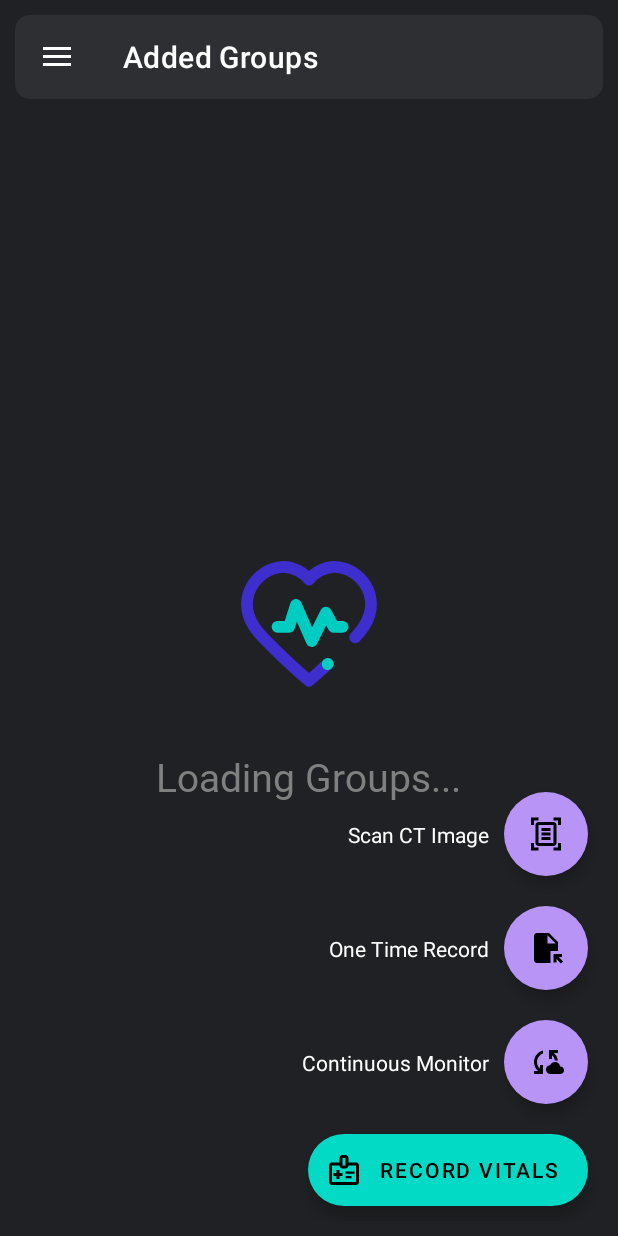
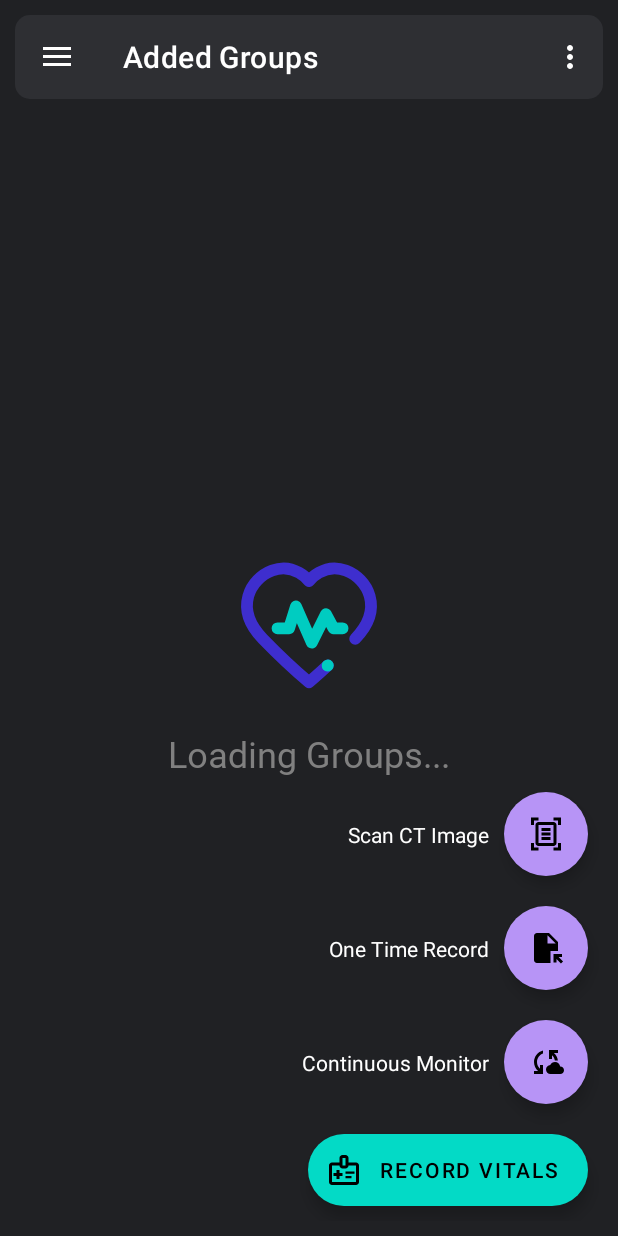
Before and after one commit to AnuragGorkar/CoviCareApp, an Android app: the screen it shows after launch once a user with an empty profile is signed in (MainActivity), after a tap on an icon or button, on a phone screen of 412 x 824 dp. Run offline under Robolectric (Android 15) with nearby library versions, the phone set to English and light mode, and no system bars; our stand-ins replace Firebase (no records; nobody signed in at launch, a user with empty details on screens opened directly), navigation-ui; libraries missing offline, so code that uses them is left out: com.karumi.dexter; 2 other taps on this screen came first.

```diff
--- a/app/src/main/java/com/example/covicareapp/ui/activities/MainActivity.java
+++ b/app/src/main/java/com/example/covicareapp/ui/activities/MainActivity.java
@@ -2,6 +2,8 @@ package com.example.covicareapp.ui.activities;
 
 import android.content.Intent;
 import android.os.Bundle;
+import android.view.Menu;
+import android.view.MenuInflater;
 import android.view.MenuItem;
 import android.view.View;
 import android.widget.TextView;
@@ -62,6 +64,7 @@ public class MainActivity extends AppCompatActivity implements NavigationView.On
         //      UI Hooks
         toolbar = findViewById(R.id.toolbar);
         toolbar.setNavigationIconTint(getColor(R.color.teal_200));
+
         drawerLayout = findViewById(R.id.drawer_layout);
         navigationView = findViewById(R.id.nav_view);
         loadingAnimation = findViewById(R.id.loading_lottie);
@@ -144,6 +147,18 @@ public class MainActivity extends AppCompatActivity implements NavigationView.On
         return true;
     }
 
+    @Override
+    public boolean onCreateOptionsMenu(Menu menu) {
+        MenuInflater inflater = getMenuInflater();
+        inflater.inflate(R.menu.options_app_bar, menu);
+        return true;
+    }
+
+    @Override
+    public boolean onOptionsItemSelected(@NonNull MenuItem item) {
+        return super.onOptionsItemSelected(item);
+    }
+
     private void showFragments(Fragment fragment) {
         FragmentManager fragmentManager = getSupportFragmentManager();
 
--- a/app/src/main/java/com/example/covicareapp/ui/activities/auth/ReenterDataActivity.java
+++ b/app/src/main/java/com/example/covicareapp/ui/activities/auth/ReenterDataActivity.java
@@ -1,6 +1,4 @@
 package com.example.covicareapp.ui.activities.auth;
-
-import androidx.appcompat.app.AppCompatActivity;
 
 import android.content.Intent;
 import android.os.Bundle;
@@ -9,6 +7,8 @@ import android.widget.DatePicker;
 import android.widget.ProgressBar;
 import android.widget.RadioButton;
 import android.widget.RadioGroup;
+
+import androidx.appcompat.app.AppCompatActivity;
 
 import com.example.covicareapp.R;
 import com.google.android.material.button.MaterialButton;
--- a/app/src/main/res/drawable/ic_outline_qr_code_24.xml
+++ b/app/src/main/res/drawable/ic_outline_qr_code_24.xml
@@ -2,7 +2,7 @@
     android:width="24dp"
     android:height="24dp"
     android:autoMirrored="true"
-    android:tint="#FFFFFF"
+    android:tint="@color/purple_200"
     android:viewportWidth="24"
     android:viewportHeight="24">
     <path
--- a/app/src/main/res/layout/app_bar_main.xml
+++ b/app/src/main/res/layout/app_bar_main.xml
@@ -31,7 +31,7 @@
             <com.airbnb.lottie.LottieAnimationView
                 android:id="@+id/loading_lottie"
                 android:layout_width="125dp"
-                android:layout_height="155dp"
+                android:layout_height="125dp"
                 android:layout_gravity="center"
                 app:lottie_autoPlay="true"
                 app:lottie_loop="true"
@@ -47,7 +47,7 @@
                 android:fontFamily="@font/roboto"
                 android:text="Loading Groups..."
                 android:textColor="@color/white_800"
-                android:textSize="26sp" />
+                android:textSize="24sp" />
 
         </LinearLayout>
 
--- /dev/null
+++ b/app/src/main/res/menu/options_app_bar.xml
@@ -0,0 +1,26 @@
+<?xml version="1.0" encoding="utf-8"?>
+<menu xmlns:android="http://schemas.android.com/apk/res/android"
+    xmlns:app="http://schemas.android.com/apk/res-auto">
+
+    <item
+        android:id="@+id/share_vitals_by_qr"
+        android:icon="@drawable/ic_outline_qr_code_24"
+        android:orderInCategory="100"
+        android:title="Share vitals by QR"
+        app:showAsAction="never" />
+    <item
+        android:id="@+id/share_info_by_qr"
+        android:icon="@drawable/ic_outline_qr_code_24"
+        android:orderInCategory="100"
+        android:title="Share info by QR"
+        app:showAsAction="never" />
+
+    <item
+        android:id="@+id/add_new_user"
+        android:icon="@drawable/ic_outline_person_add_24"
+        android:orderInCategory="100"
+        android:title="Add new user"
+        app:showAsAction="never" />
+
+
+</menu>
--- a/app/src/main/res/values-night/themes.xml
+++ b/app/src/main/res/values-night/themes.xml
@@ -37,4 +37,10 @@
         <item name="android:statusBarColor" tools:targetApi="l">@color/black_700</item>
         <item name="android:windowBackground">@drawable/custom_onboarding_background</item>
     </style>
+
+    <style name="MyPopUpTheme" parent="Theme.MaterialComponents.DayNight.NoActionBar">
+        <item name="android:colorBackground">@color/black_600</item>
+        <item name="android:textColor">@color/white_50</item>
+        <item name="iconTint">@color/purple_200</item>
+    </style>
 </resources>
```
Also changed, not shown: app/src/main/java/com/example/covicareapp/ui/activities/auth/ResetPasswordActivity.java (+6 -7 lines), app/src/main/res/menu/home.xml (deleted, +0 -9 lines), app/src/main/res/values/themes.xml (+6 -13 lines).
